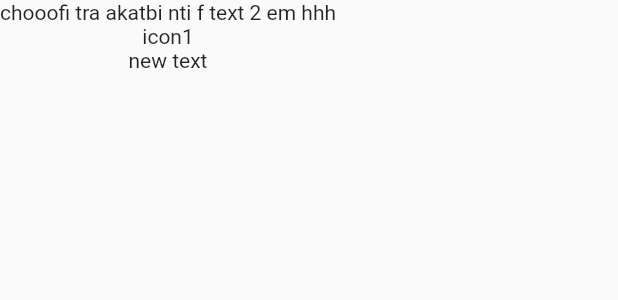
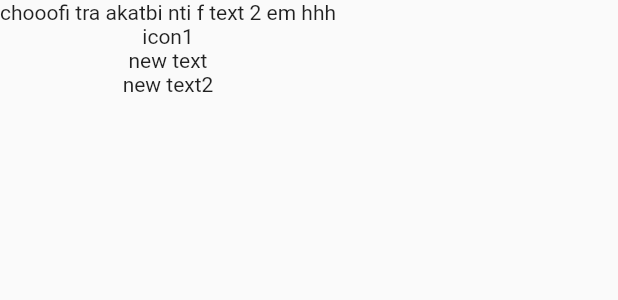
Before and after one commit to amina04/medica_test, a Flutter app: the Menu widget shown alone on an empty page, opened directly, on a phone screen of 412 x 824 dp. Shown: the top 300 px of the screen. Run offline on Flutter 3.47's test engine with Material 2 defaults, Android fonts, the phone set to English and light mode, and no system bars; our stand-ins replace sqflite; accounts and stored records are empty.

Commit message:
add text

```diff
--- a/lib/menu.dart
+++ b/lib/menu.dart
@@ -16,6 +16,7 @@ class Menu extends StatelessWidget {
                       Text('chooofi tra akatbi nti f text 2 em hhh'),
                       Text('icon1'),
                       Text('new text'),
+                      Text('new text2'),
                     ],
                   ),
                 ),
```
